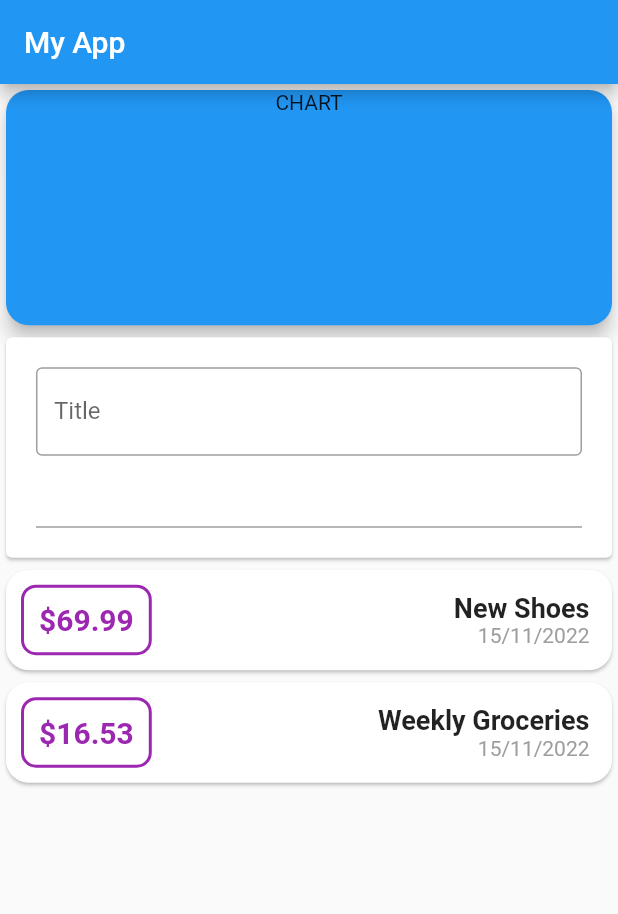
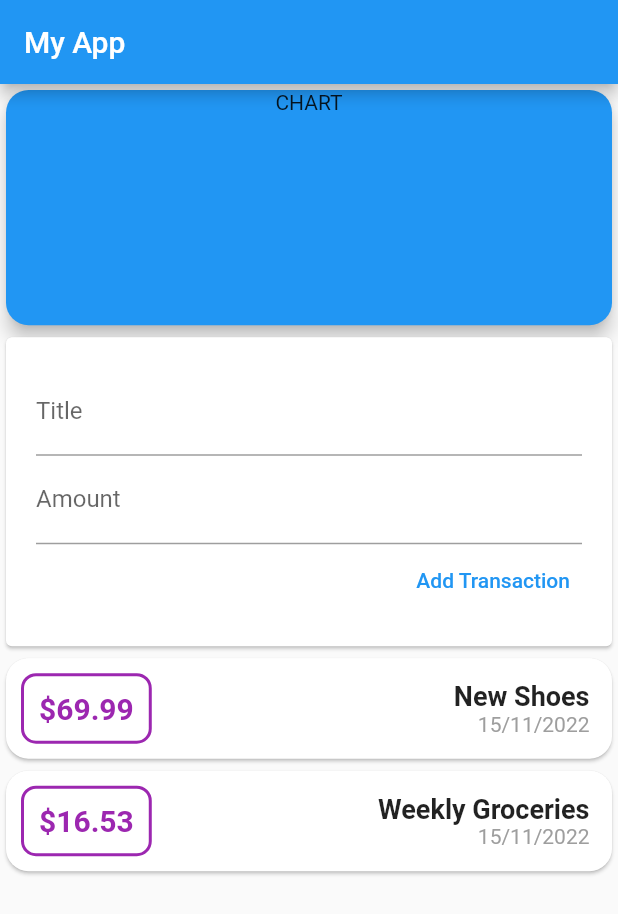
Before and after one commit to rapm94/expense-tracker, a Flutter app: the screen it shows after launch, on a phone screen of 412 x 824 dp. Shown: the top 914 px of the screen. Run offline on Flutter 3.47's test engine with Material 2 defaults, Android fonts, the phone set to English and light mode, and no system bars.

Commit message:
Code refactoring

```diff
--- a/lib/main.dart
+++ b/lib/main.dart
@@ -1,8 +1,9 @@
 // ignore_for_file: use_key_in_widget_constructors
-import 'package:expense_tracker/transaction.dart';
+import 'package:expense_tracker/models/transaction.dart';
+import 'package:expense_tracker/widgets/transaction_card.dart';
+import 'package:expense_tracker/widgets/transaction_list.dart';
+import 'package:expense_tracker/widgets/user_transactions.dart';
 import 'package:flutter/material.dart';
-
-import 'transaction_card.dart';
 
 void main() => runApp(
       MaterialApp(
@@ -12,29 +13,21 @@ void main() => runApp(
     );
 
 class MyApp extends StatelessWidget {
-  final List<Transaction> transactions = [
-    Transaction(
-      id: 1,
-      title: 'New Shoes',
-      amount: 69.99,
-      date: DateTime.now(),
-    ),
-    Transaction(
-      id: 2,
-      title: 'Weekly Groceries',
-      amount: 16.53,
-      date: DateTime.now(),
-    ),
-  ];
+
+  final amountController = TextEditingController();
+  final titleController = TextEditingController();
 
   @override
   Widget build(BuildContext context) {
     final double h = MediaQuery.of(context).size.height;
+
     return Scaffold(
       appBar: AppBar(
         title: const Text('My App'),
       ),
-      body: Column(
+      body: SafeArea(
+        child: SingleChildScrollView(
+          child: Column(
             children: [
               SizedBox(
                 width: double.infinity,
@@ -50,23 +43,10 @@ class MyApp extends StatelessWidget {
                   child: Text('CHART', textAlign: TextAlign.center),
                 ),
               ),
-          Card(
-            child: Container(
-              padding: const EdgeInsets.all(20),
-              child: Column(children: const [
-                TextField(
-                  decoration: InputDecoration(
-                      labelText: 'Title', border: OutlineInputBorder()),
-                ),
-                TextField(),
-              ]),
+             const UserTransactions()
+            ],
           ),
         ),
-          Column(
-              children: transactions.map((tx) {
-            return TransactionCard(tx: tx);
-          }).toList())
-        ],
       ),
     );
   }
--- /dev/null
+++ b/lib/widgets/new_transaction.dart
@@ -0,0 +1,30 @@
+import 'package:flutter/material.dart';
+
+// ignore: use_key_in_widget_constructors
+class NewTransaction extends StatelessWidget {
+  final amountController = TextEditingController();
+  final titleController = TextEditingController();
+  @override
+  Widget build(BuildContext context) {
+    return Card(
+      child: Container(
+        padding: const EdgeInsets.all(20),
+        child: Column(crossAxisAlignment: CrossAxisAlignment.end, children: [
+          TextField(
+            decoration: const InputDecoration(labelText: 'Title'),
+            controller: titleController,
+          ),
+          TextField(
+              decoration: const InputDecoration(labelText: 'Amount'),
+              controller: amountController),
+          TextButton(
+            onPressed: () {
+              print(amountController.text);
+            },
+            child: const Text('Add Transaction'),
+          ),
+        ]),
+      ),
+    );
+  }
+}
--- a/lib/transaction_card.dart
+++ b/lib/widgets/transaction_card.dart
@@ -1,11 +1,16 @@
-import 'package:expense_tracker/transaction.dart';
+import 'package:expense_tracker/models/transaction.dart';
 import 'package:flutter/material.dart';
 import 'package:intl/intl.dart';
 
-class TransactionCard extends StatelessWidget {
+class TransactionCard extends StatefulWidget {
   final Transaction tx;
   const TransactionCard({super.key, required this.tx});
 
+  @override
+  State<TransactionCard> createState() => _TransactionCardState();
+}
+
+class _TransactionCardState extends State<TransactionCard> {
   @override
   Widget build(BuildContext context) {
     return Card(
@@ -29,7 +34,7 @@ class TransactionCard extends StatelessWidget {
             ),
             padding: const EdgeInsets.all(10),
             child: Text(
-              '\$${tx.amount}',
+              '\$${widget.tx.amount}',
               style: const TextStyle(
                 fontWeight: FontWeight.bold,
                 fontSize: 20,
@@ -43,14 +48,14 @@ class TransactionCard extends StatelessWidget {
               crossAxisAlignment: CrossAxisAlignment.end,
               children: [
                 Text(
-                  tx.title,
+                  widget.tx.title,
                   style: const TextStyle(
                     fontSize: 18,
                     fontWeight: FontWeight.w600,
                   ),
                 ),
                 Text(
-                  DateFormat('dd/MM/yyyy').format(tx.date),
+                  DateFormat('dd/MM/yyyy').format(widget.tx.date),
                   style: const TextStyle(
                     color: Colors.grey,
                   ),
--- /dev/null
+++ b/lib/widgets/transaction_list.dart
@@ -0,0 +1,41 @@
+import 'package:expense_tracker/models/transaction.dart';
+import 'package:expense_tracker/widgets/transaction_card.dart';
+import 'package:flutter/material.dart';
+
+class TransactionList extends StatefulWidget {
+  const TransactionList({Key? key}) : super(key: key);
+
+  @override
+  State<TransactionList> createState() => _TransactionListState();
+}
+
+class _TransactionListState extends State<TransactionList> {
+  final List<Transaction> transactions = [
+    Transaction(
+      id: 1,
+      title: 'New Shoes',
+      amount: 69.99,
+      date: DateTime.now(),
+    ),
+    Transaction(
+      id: 2,
+      title: 'Weekly Groceries',
+      amount: 16.53,
+      date: DateTime.now(),
+    ),
+  ];
+
+  @override
+  Widget build(BuildContext context) {
+    return Column(
+      children: transactions.map(
+        (tx) {
+          return TransactionCard(
+            key: ValueKey(tx.id),
+            tx: tx,
+          );
+        },
+      ).toList(),
+    );
+  }
+}
--- /dev/null
+++ b/lib/widgets/user_transactions.dart
@@ -0,0 +1,23 @@
+import 'package:flutter/material.dart';
+
+import 'new_transaction.dart';
+import 'transaction_list.dart';
+
+class UserTransactions extends StatefulWidget {
+  const UserTransactions({super.key});
+
+  @override
+  State<UserTransactions> createState() => _UserTransactionsState();
+}
+
+class _UserTransactionsState extends State<UserTransactions> {
+  @override
+  Widget build(BuildContext context) {
+    return Column(
+      children: [
+        NewTransaction(),
+        const TransactionList(),
+      ],
+    );
+  }
+}
```
Also changed, not shown: lib/models/transaction.dart (renamed from lib/transaction.dart). Lines whose indentation alone changed are shown as unchanged.
